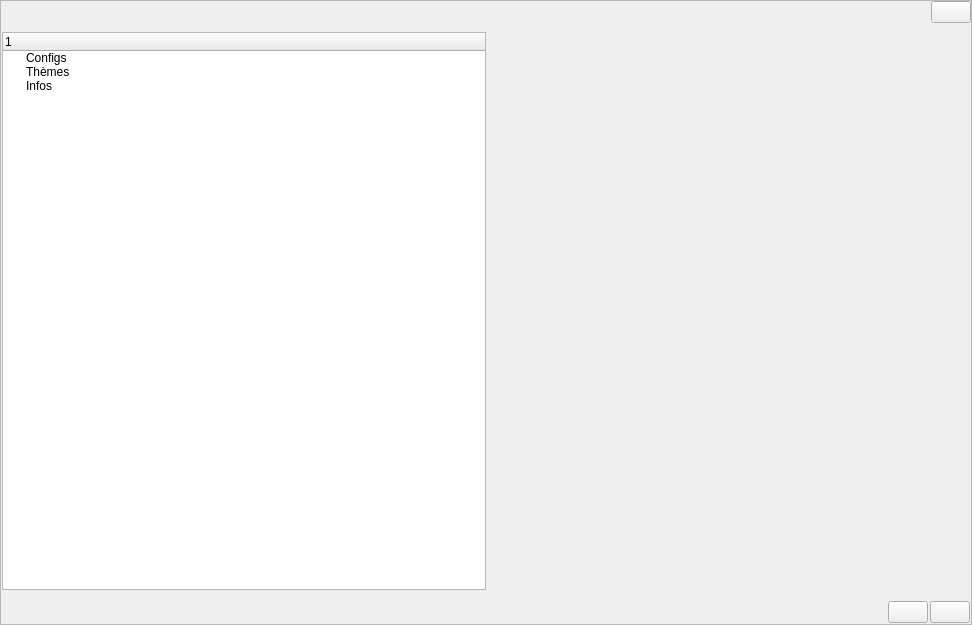
Qt form src/gui/ui/option.ui (LaM0uette/PySide6_Blank_Project_demo) before a commit.
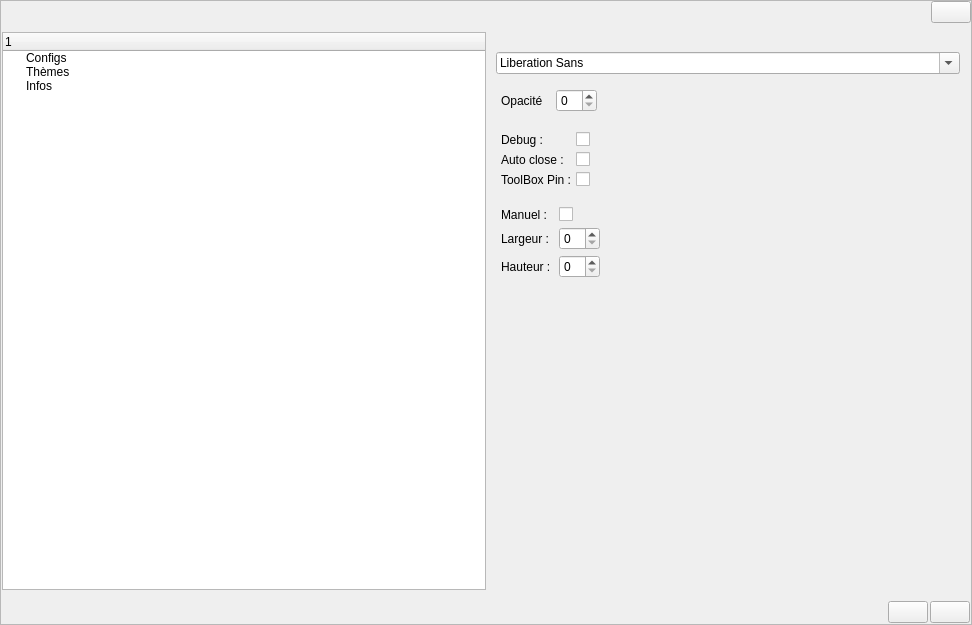
The same form after that commit. The open tabs and pages were chosen to show the change.

Commit message: REMAKE 100% - UI - DLG_Option

Diff of the .ui file:
```diff
--- a/src/gui/ui/option.ui
+++ b/src/gui/ui/option.ui
@@ -147,7 +147,6 @@
            <property name="currentIndex">
             <number>1</number>
            </property>
-           <widget class="QWidget" name="pg_opt_menu"/>
            <widget class="QWidget" name="pg_opt_configs">
             <layout class="QVBoxLayout" name="vlay_pg_opt_configs">
              <property name="spacing">
```
Left out of the diff: 2 changed lines with no effect on the pictures. The commit also changes 1 other file.
